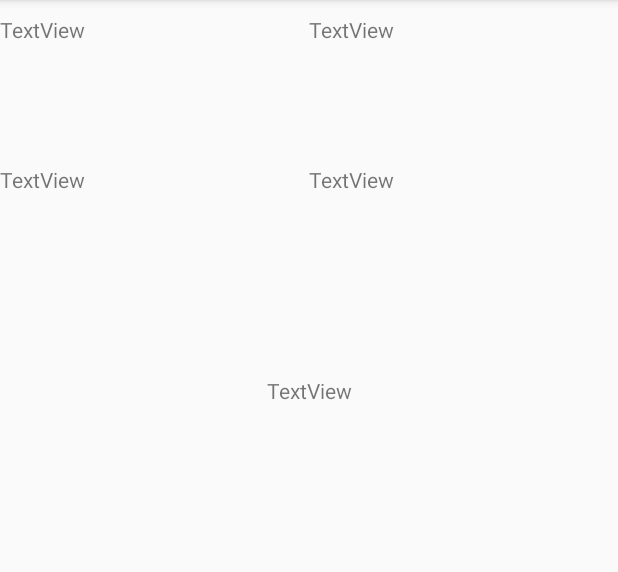
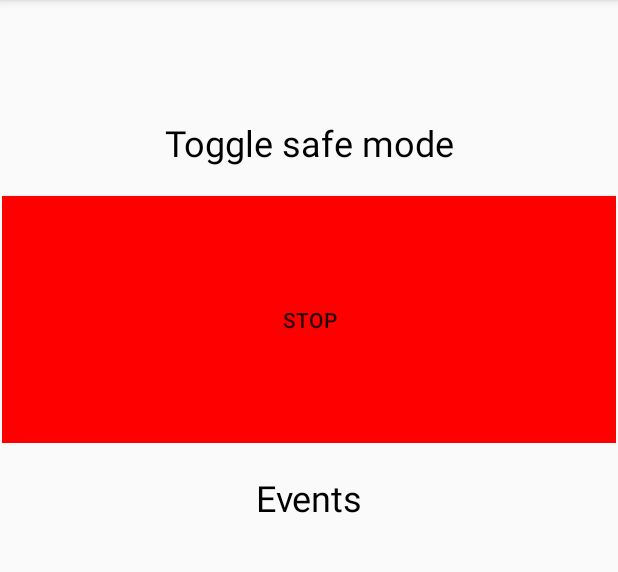
Before and after one commit to ElikBelik77/PulseNotifier, an Android app: the screen it shows after launch (MainActivity), on a phone screen of 412 x 824 dp, the part 84-656 px from its top. Run offline under Robolectric (Android 15) with nearby library versions, the phone set to English and light mode, and no system bars.

Commit message:
Added some functionality to the main window - sorry it look horrendous I know

```diff
--- a/app/src/main/java/com/example/pulsenotifier/MainActivity.java
+++ b/app/src/main/java/com/example/pulsenotifier/MainActivity.java
@@ -10,6 +10,7 @@ import android.util.Log;
 import android.view.View;
 import android.widget.AdapterView;
 import android.widget.ArrayAdapter;
+import android.widget.Button;
 import android.widget.ListView;
 
 import java.util.ArrayList;
@@ -17,13 +18,20 @@ import java.util.List;
 
 public class MainActivity extends AppCompatActivity {
     public static List<EventState> events = new ArrayList<EventState>();
-
+    final private int GREEN = 0xFF00FF00;
+    final private int RED = 0xFFFF0000;
+    private Boolean isActive = true;
     @Override
     protected void onCreate(Bundle savedInstanceState) {
         super.onCreate(savedInstanceState);
         setContentView(R.layout.activity_main);
         ArrayAdapter adapter = new ArrayAdapter<EventState>(this,
                 R.layout.activity_listview, events);
+
+        Button toggleButton = (Button) findViewById(R.id.appSwitchButton);
+        toggleButton.setText(getString(R.string.app_switch_button_stop));
+        toggleButton.setBackgroundColor(RED);
+
         ListView listView = (ListView) findViewById(R.id.listView);
         listView.setAdapter(adapter);
         final MainActivity mainActivity = this;
@@ -35,6 +43,21 @@ public class MainActivity extends AppCompatActivity {
                 startActivity(intent);
             }
         });
+
         this.startForegroundService(new Intent(this, HeartbeatService.class));
     }
+
+    public void toggleButtonOnClick(View view) {
+        Button toggleButton = (Button) findViewById(R.id.appSwitchButton);
+        Log.d("EventActivity", "Toggle button pressed");
+        if (!isActive) {
+            toggleButton.setText(getString(R.string.app_switch_button_stop));
+            toggleButton.setBackgroundColor(RED);
+            isActive = true;
+        } else {
+            toggleButton.setText(getString(R.string.app_switch_button_start));
+            toggleButton.setBackgroundColor(GREEN);
+            isActive = false;
+        }
+    }
 }
--- a/app/src/main/res/layout/activity_main.xml
+++ b/app/src/main/res/layout/activity_main.xml
@@ -6,74 +6,76 @@
     android:layout_height="match_parent"
     tools:context=".MainActivity">
 
-    <GridLayout
-        android:id="@+id/header"
-        android:layout_width="match_parent"
-        android:layout_height="200dp"
-        android:layout_marginTop="10dp"
-        android:columnCount="2"
-        android:rowCount="2"
+    <androidx.gridlayout.widget.GridLayout
+        android:id="@+id/headerGridLayout"
+        android:layout_width="409dp"
+        android:layout_height="0dp"
+        android:layout_marginStart="1dp"
+        android:layout_marginTop="1dp"
+        android:layout_marginEnd="1dp"
+        android:layout_marginBottom="20dp"
+        app:columnCount="1"
+        app:layout_constraintBottom_toTopOf="@+id/eventsTextView"
         app:layout_constraintEnd_toEndOf="parent"
         app:layout_constraintStart_toStartOf="parent"
-        app:layout_constraintTop_toTopOf="parent">
+        app:layout_constraintTop_toTopOf="parent"
+        app:rowCount="3">
 
         <TextView
-            android:id="@+id/textView8"
+            android:id="@+id/paddingTextView"
             android:layout_width="wrap_content"
             android:layout_height="wrap_content"
-            android:layout_rowWeight="1"
-            android:layout_columnWeight="1"
-            android:text="TextView" />
+            app:layout_column="0"
+            app:layout_columnWeight="1"
+            app:layout_row="0"
+            app:layout_rowWeight="1" />
 
         <TextView
-            android:id="@+id/textView7"
+            android:id="@+id/toggleSafeModeTextView"
             android:layout_width="wrap_content"
             android:layout_height="wrap_content"
-            android:layout_rowWeight="1"
-            android:layout_columnWeight="1"
-            android:text="TextView" />
+            android:gravity="center"
+            android:text="@string/app_switch_text_view"
+            android:textColor="#000000"
+            android:textSize="24sp"
+            app:layout_column="0"
+            app:layout_columnWeight="1"
+            app:layout_row="1"
+            app:layout_rowWeight="1" />
 
-        <TextView
-            android:id="@+id/textView6"
+        <Button
+            android:id="@+id/appSwitchButton"
             android:layout_width="wrap_content"
             android:layout_height="wrap_content"
-            android:layout_rowWeight="1"
-            android:layout_columnWeight="1"
-            android:text="TextView" />
+            android:onClick="toggleButtonOnClick"
+            android:padding="5dp"
+            android:paddingTop="5dp"
+            app:layout_columnWeight="1"
+            app:layout_rowWeight="3" />
+    </androidx.gridlayout.widget.GridLayout>
 
-        <TextView
-            android:id="@+id/textView5"
-            android:layout_width="wrap_content"
-            android:layout_height="wrap_content"
-            android:layout_rowWeight="1"
-            android:layout_columnWeight="1"
-            android:text="TextView" />
-    </GridLayout>
+    <TextView
+        android:id="@+id/eventsTextView"
+        android:layout_width="wrap_content"
+        android:layout_height="wrap_content"
+        android:layout_marginBottom="20dp"
+        android:text="@string/events_text_view"
+        android:textColor="#000000"
+        android:textSize="24sp"
+        app:layout_constraintBottom_toTopOf="@+id/listView"
+        app:layout_constraintEnd_toEndOf="parent"
+        app:layout_constraintStart_toStartOf="parent" />
 
     <ListView
         android:id="@+id/listView"
         android:layout_width="409dp"
-        android:layout_height="0dp"
+        android:layout_height="400dp"
         android:layout_marginStart="1dp"
-        android:layout_marginTop="100dp"
         android:layout_marginEnd="1dp"
-        android:layout_marginBottom="1dp"
         android:foregroundGravity="center"
         app:layout_constraintBottom_toBottomOf="parent"
         app:layout_constraintEnd_toEndOf="parent"
-        app:layout_constraintStart_toStartOf="parent"
-        app:layout_constraintTop_toBottomOf="@+id/header" />
-
-    <TextView
-        android:id="@+id/textView9"
-        android:layout_width="wrap_content"
-        android:layout_height="wrap_content"
-        android:layout_marginTop="20dp"
-        android:layout_marginBottom="20dp"
-        android:text="TextView"
-        app:layout_constraintBottom_toTopOf="@+id/listView"
-        app:layout_constraintEnd_toEndOf="parent"
-        app:layout_constraintStart_toStartOf="parent"
-        app:layout_constraintTop_toBottomOf="@+id/header" />
+        app:layout_constraintHorizontal_bias="0.0"
+        app:layout_constraintStart_toStartOf="parent" />
 
 </androidx.constraintlayout.widget.ConstraintLayout>
--- a/app/src/main/res/values/strings.xml
+++ b/app/src/main/res/values/strings.xml
@@ -10,4 +10,8 @@
     <string name="name_pref_name">UserName</string>
     <string name="bday_pref_name">UserBirthday</string>
     <string name="phone_pref_name">UserEmergencyPhone</string>
+    <string name="app_switch_button_start">Start</string>
+    <string name="app_switch_button_stop">Stop</string>
+    <string name="app_switch_text_view">Toggle safe mode</string>
+    <string name="events_text_view">Events</string>
 </resources>
```
